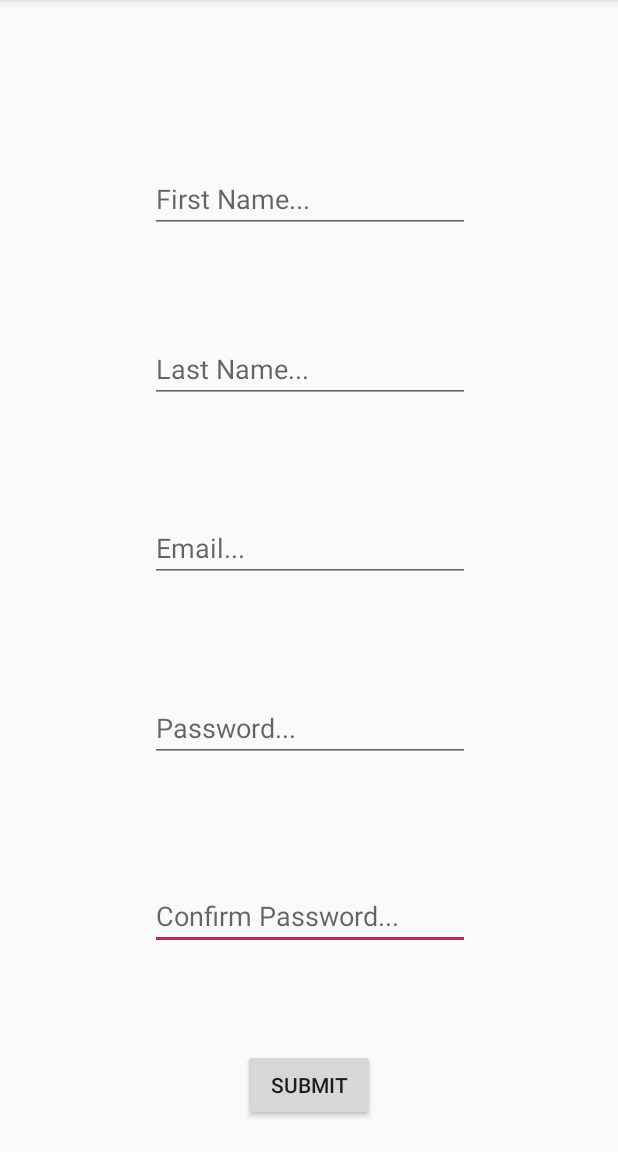
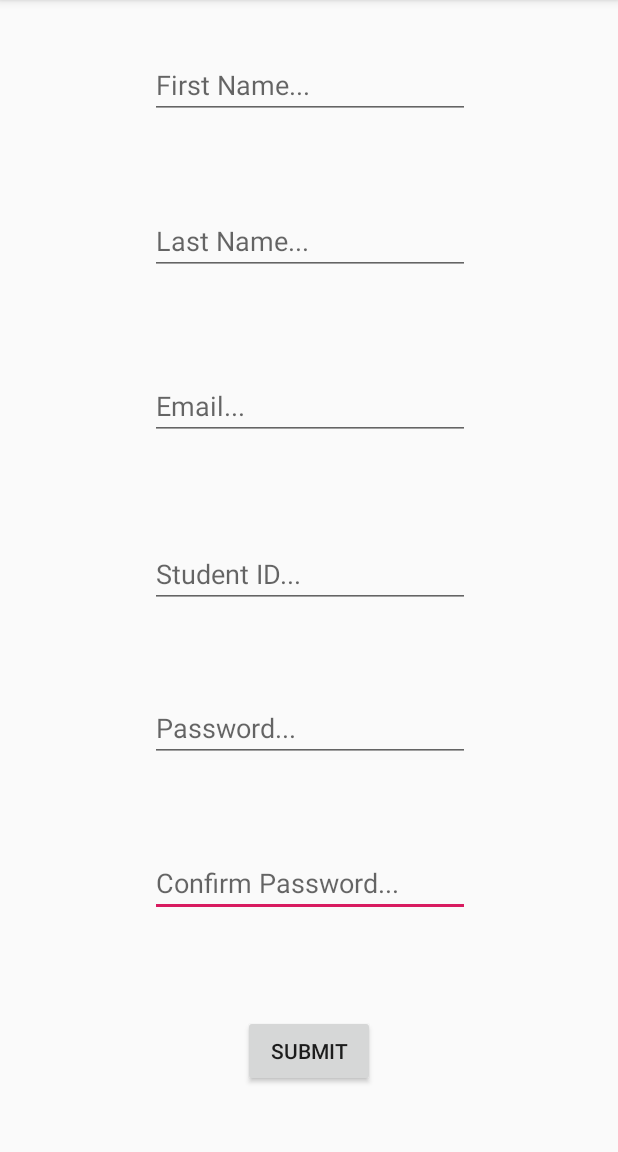
Before and after one commit to ad437543/PollingZone, an Android app: the createAccountActivity screen opened directly, with no data from a screen before it, after a tap on "SUBMIT", on a phone screen of 412 x 824 dp, the part 84-1236 px from its top. Run offline under Robolectric (Android 15) with nearby library versions, the phone set to English and light mode, and no system bars.

Commit message:
App Logo is fucked, added new toasts, made studentID field (can be changed later once i actually know wtf that field really is)

```diff
--- a/app/src/main/java/com/example/said/pollingzone/SignInActivity.java
+++ b/app/src/main/java/com/example/said/pollingzone/SignInActivity.java
@@ -72,6 +72,8 @@ public class SignInActivity extends AppCompatActivity  {
                             JSONObject data = (JSONObject) new JSONTokener(output).nextValue();
                             String userid = data.getString("id");
                             if(userid.equals("0")) {
+                                Toast.makeText(getApplicationContext(),
+                                        "INVALID USERNAME OR PASSWORD",Toast.LENGTH_SHORT).show();
                                 startActivity(new Intent(SignInActivity.this, SignInActivity.class));
                             }
                             else {
--- a/app/src/main/java/com/example/said/pollingzone/createAccountActivity.java
+++ b/app/src/main/java/com/example/said/pollingzone/createAccountActivity.java
@@ -39,10 +39,11 @@ public class createAccountActivity extends AppCompatActivity {
                 EditText email = findViewById(R.id.holdsEmail);
                 EditText firstName = findViewById(R.id.holdsFirstName);
                 EditText lastName = findViewById(R.id.holdsLastName);
+                EditText studentID = findViewById(R.id.holdsStudentID);
 
 
 
-                if(firstName.getText().toString().isEmpty() || lastName.getText().toString().isEmpty() || email.getText().toString().isEmpty() || confirmPassword.getText().toString().isEmpty() || password.getText().toString().isEmpty())
+                if(firstName.getText().toString().isEmpty() || studentID.getText().toString().isEmpty() || lastName.getText().toString().isEmpty() || email.getText().toString().isEmpty() || confirmPassword.getText().toString().isEmpty() || password.getText().toString().isEmpty())
                 {
                     Toast.makeText(getApplicationContext(),
                             "CAN NOT HAVE BLANK FIELDS",Toast.LENGTH_SHORT).show();
@@ -87,6 +88,9 @@ public class createAccountActivity extends AppCompatActivity {
                                 startActivity(new Intent(createAccountActivity.this, SignInActivity.class));
                             } else {
                                 // TODO: this means there is an error logging in, likely same email
+                                // TODO: see if we can get back an error code for when an email is already taken
+                                Toast.makeText(getApplicationContext(),
+                                        "ACCOUNT COULD NOT BE MADE",Toast.LENGTH_SHORT).show();
                             }
                         } catch (JSONException e) {}
                     }
--- a/app/src/main/res/layout/activity_create_account.xml
+++ b/app/src/main/res/layout/activity_create_account.xml
@@ -21,7 +21,7 @@
         app:layout_constraintEnd_toEndOf="parent"
         app:layout_constraintStart_toStartOf="parent"
         app:layout_constraintTop_toTopOf="parent"
-        app:layout_constraintVertical_bias="0.982" />
+        app:layout_constraintVertical_bias="0.95" />
 
     <EditText
         android:id="@+id/holdsConfirmedPassword"
@@ -41,7 +41,7 @@
         app:layout_constraintHorizontal_bias="0.503"
         app:layout_constraintStart_toStartOf="parent"
         app:layout_constraintTop_toTopOf="parent"
-        app:layout_constraintVertical_bias="0.821" />
+        app:layout_constraintVertical_bias="0.79" />
 
     <EditText
         android:id="@+id/holdsPassword"
@@ -81,7 +81,7 @@
         app:layout_constraintHorizontal_bias="0.503"
         app:layout_constraintStart_toStartOf="parent"
         app:layout_constraintTop_toTopOf="parent"
-        app:layout_constraintVertical_bias="0.474" />
+        app:layout_constraintVertical_bias="0.34" />
 
     <EditText
         android:id="@+id/holdsLastName"
@@ -101,7 +101,7 @@
         app:layout_constraintHorizontal_bias="0.503"
         app:layout_constraintStart_toStartOf="parent"
         app:layout_constraintTop_toTopOf="parent"
-        app:layout_constraintVertical_bias="0.305" />
+        app:layout_constraintVertical_bias="0.184" />
 
     <EditText
         android:id="@+id/holdsFirstName"
@@ -121,5 +121,26 @@
         app:layout_constraintHorizontal_bias="0.503"
         app:layout_constraintStart_toStartOf="parent"
         app:layout_constraintTop_toTopOf="parent"
-        app:layout_constraintVertical_bias="0.144" />
+        app:layout_constraintVertical_bias="0.037" />
+
+    <EditText
+        android:id="@+id/holdsStudentID"
+        android:layout_width="wrap_content"
+        android:layout_height="wrap_content"
+        android:layout_marginStart="8dp"
+        android:layout_marginLeft="8dp"
+        android:layout_marginTop="8dp"
+        android:layout_marginEnd="8dp"
+        android:layout_marginRight="8dp"
+        android:layout_marginBottom="8dp"
+        android:ems="10"
+        android:hint="Student ID..."
+        android:inputType="textPersonName"
+        app:layout_constraintBottom_toBottomOf="parent"
+        app:layout_constraintEnd_toEndOf="parent"
+        app:layout_constraintHorizontal_bias="0.503"
+        app:layout_constraintStart_toStartOf="parent"
+        app:layout_constraintTop_toTopOf="parent"
+        app:layout_constraintVertical_bias="0.498" />
+
 </android.support.constraint.ConstraintLayout>
```
